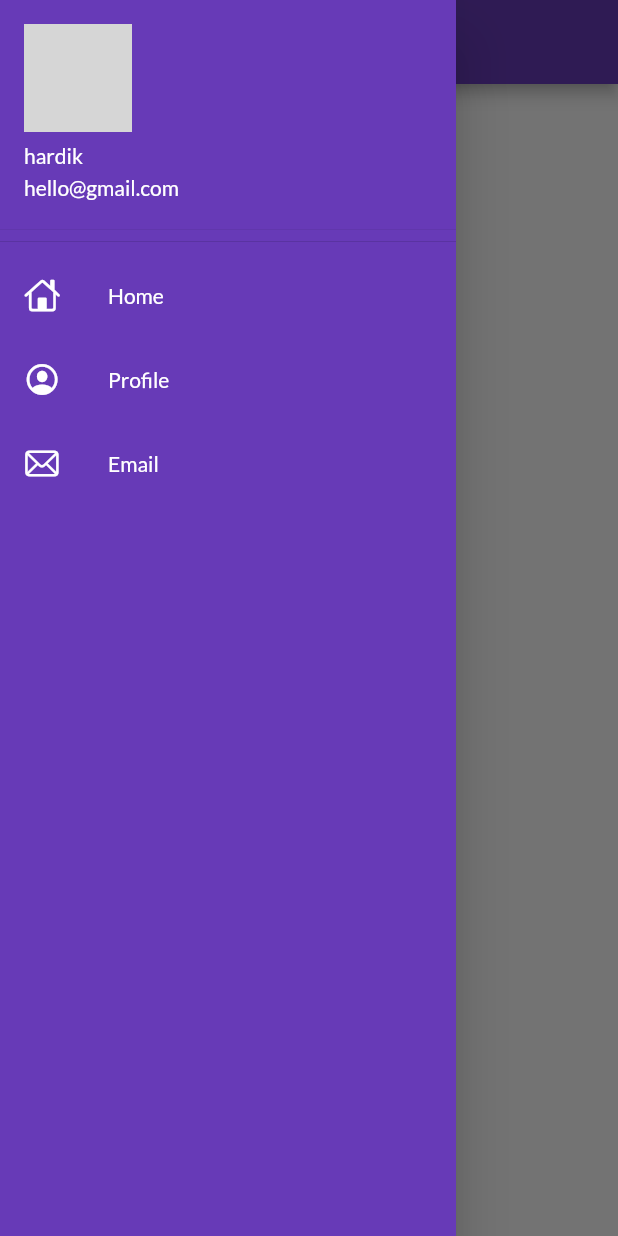
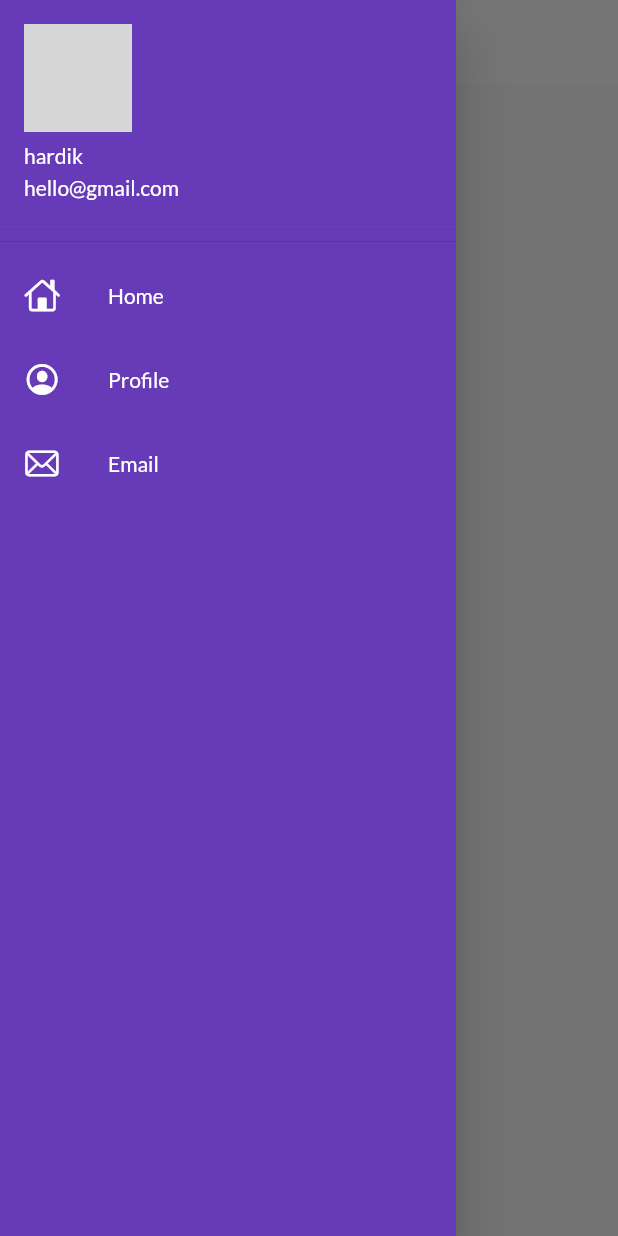
Before and after one commit to Hardik2611/FlutterApp, a Flutter app: the screen it shows after launch, with the side drawer open, on a phone screen of 412 x 824 dp. Run offline on Flutter 3.47's test engine with Material 2 defaults, Android fonts, the phone set to English and light mode, and no system bars; our stand-ins replace google_fonts; network calls fail; grey boxes are pictures that could not be loaded.

Commit message:
Fifth Commit 3:50:01

```diff
--- a/lib/pages/main.dart
+++ b/lib/pages/main.dart
@@ -1,8 +1,9 @@
 import 'package:flutter/material.dart';
 import 'package:mess_menu/pages/home_page.dart';
 import 'package:mess_menu/pages/login_page.dart';
-import 'package:google_fonts/google_fonts.dart';
+// import 'package:google_fonts/google_fonts.dart';
 import 'package:mess_menu/utils/routes.dart';
+import 'package:mess_menu/widgets/themes.dart';
 
 void main(){
   runApp(MyApp());
@@ -17,10 +18,8 @@ class MyApp extends StatelessWidget {
     return MaterialApp(
       debugShowCheckedModeBanner: false,
       themeMode: ThemeMode.light,
-      darkTheme: ThemeData(brightness: Brightness.dark),
-      theme: ThemeData(primarySwatch: Colors.deepPurple,
-          fontFamily: GoogleFonts.lato().fontFamily,
-      ),
+      darkTheme: MyTheme.darkTheme(context),
+      theme: MyTheme.lightTheme(context),
         initialRoute: MyRoutes.homeRoute,
         routes:{
           MyRoutes.homeRoute :(context) => HomePage(),
--- /dev/null
+++ b/lib/widgets/themes.dart
@@ -0,0 +1,19 @@
+import 'package:flutter/material.dart';
+import 'package:google_fonts/google_fonts.dart';
+
+class MyTheme{
+  static ThemeData lightTheme(BuildContext context) => ThemeData(
+      primarySwatch: Colors.deepPurple,
+      fontFamily: GoogleFonts.lato().fontFamily,
+      appBarTheme: const AppBarTheme(
+        color: Colors.white,
+        elevation: 0.0,
+        iconTheme: IconThemeData(color: Colors.black),
+        titleTextStyle: TextStyle(color: Colors.black),
+      )
+  );
+
+  static ThemeData darkTheme(BuildContext context) => ThemeData(
+      brightness: Brightness.dark,
+  );
+}
```
Also changed, not shown: lib/models/catalog.dart (added, +22 -0 lines).
